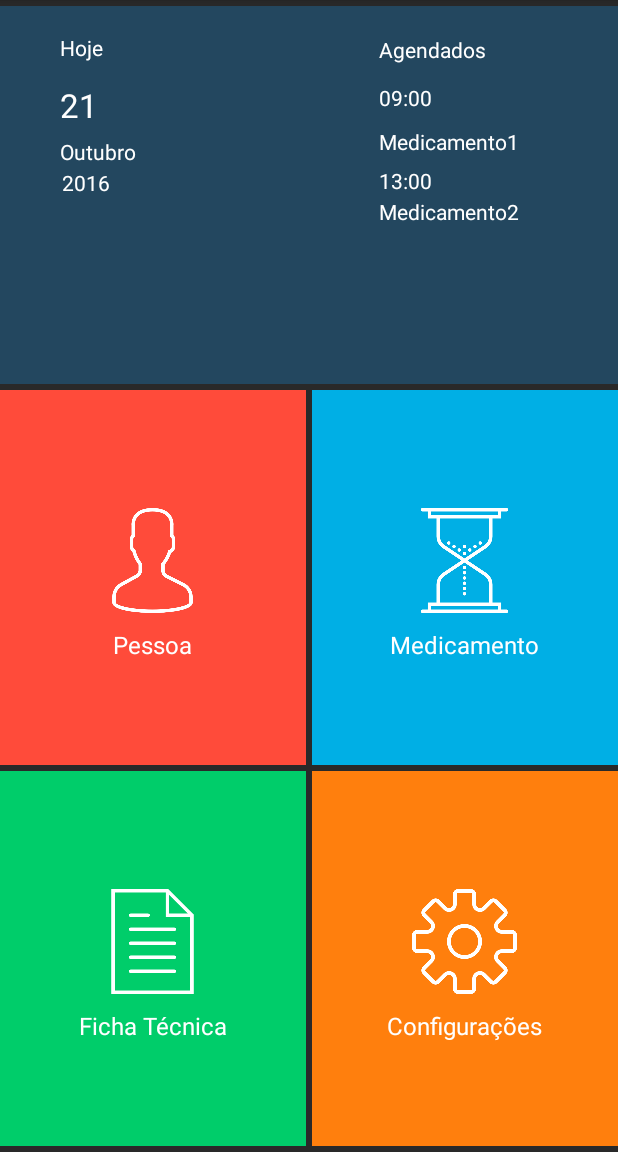
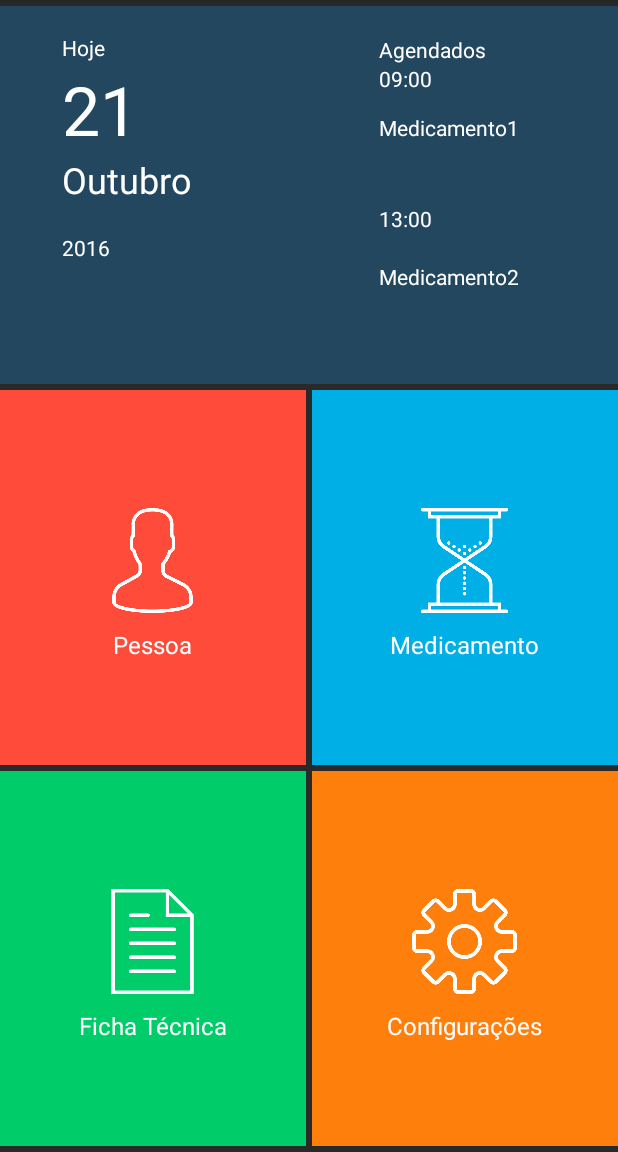
Before and after one commit to felipsimoes/nossaSaude, an Android app: the MainActivity screen opened directly, with no data from a screen before it, on a phone screen of 412 x 824 dp, the part 84-1236 px from its top. Run offline under Robolectric (Android 15) with nearby library versions, the light colour scheme and no system bars.

```diff
--- a/app/build.gradle
+++ b/app/build.gradle
@@ -5,7 +5,7 @@ android {
     compileSdkVersion 24
     buildToolsVersion "25.0.0"
     defaultConfig {
-        applicationId "com.example.diegogaldino.nossasaudeapp"
+        applicationId "com.example.app.nossasaudeapp"
         minSdkVersion 15
         targetSdkVersion 24
         versionCode 1
--- a/app/src/main/res/layout/activity_main.xml
+++ b/app/src/main/res/layout/activity_main.xml
@@ -24,113 +24,110 @@
 
         <RelativeLayout
             android:id="@+id/login"
-            android:layout_weight="1"
             android:layout_width="match_parent"
             android:layout_height="0dp"
-            android:background="@color/colorBackRet"
-            android:layout_marginBottom="4dp">
+            android:layout_marginBottom="4dp"
+            android:layout_weight="1"
+            android:background="@color/colorBackRet">
 
             <TextView
-                android:text="Outubro"
+                android:id="@+id/txtmesM"
                 android:layout_width="wrap_content"
                 android:layout_height="wrap_content"
-                android:layout_alignParentTop="true"
-                android:layout_alignParentLeft="true"
-                android:layout_alignParentStart="true"
-                android:layout_marginLeft="40dp"
-                android:layout_marginStart="40dp"
-                android:layout_marginTop="87dp"
-                android:id="@+id/textView2"
+                android:layout_alignLeft="@+id/txtdiaM"
+                android:layout_alignStart="@+id/txtdiaM"
+                android:layout_below="@+id/txtdiaM"
+                android:text="@string/outubro"
+                android:textAppearance="@style/TextAppearance.AppCompat.Headline"
                 android:textColor="@android:color/white" />
 
             <TextView
-                android:text="Hoje"
+                android:id="@+id/textView"
                 android:layout_width="wrap_content"
                 android:layout_height="wrap_content"
+                android:layout_alignLeft="@+id/txtmesM"
+                android:layout_alignParentTop="true"
+                android:layout_alignStart="@+id/txtmesM"
                 android:layout_marginTop="18dp"
-                android:id="@+id/textView"
-                android:textColor="@android:color/white"
-                android:layout_alignParentTop="true"
-                android:layout_alignLeft="@+id/textView2"
-                android:layout_alignStart="@+id/textView2" />
-
-            <TextView
-                android:text="21"
-                android:layout_width="wrap_content"
-                android:layout_height="wrap_content"
-                android:layout_marginTop="14dp"
-                android:id="@+id/textView3"
-                android:layout_below="@+id/textView"
-                android:layout_alignLeft="@+id/textView"
-                android:layout_alignStart="@+id/textView"
-                android:textAppearance="@style/TextAppearance.AppCompat.Large"
+                android:text="@string/hoje"
                 android:textColor="@android:color/white" />
 
             <TextView
-                android:text="2016"
+                android:id="@+id/txtdiaM"
                 android:layout_width="wrap_content"
                 android:layout_height="wrap_content"
-                android:layout_alignParentTop="true"
+                android:layout_alignLeft="@+id/txtanoM"
+                android:layout_alignStart="@+id/txtanoM"
+                android:layout_below="@+id/textView5"
+                android:text="21"
+                android:textAppearance="@style/TextAppearance.AppCompat.Display2"
+                android:textColor="@android:color/white" />
+
+            <TextView
+                android:id="@+id/txtanoM"
+                android:layout_width="wrap_content"
+                android:layout_height="wrap_content"
                 android:layout_alignParentLeft="true"
                 android:layout_alignParentStart="true"
                 android:layout_marginLeft="41dp"
                 android:layout_marginStart="41dp"
-                android:layout_marginTop="108dp"
-                android:id="@+id/textView4"
+                android:text="2016"
+                android:textColor="@android:color/white"
+                android:layout_below="@+id/textView6" />
+
+            <TextView
+                android:id="@+id/textView5"
+                android:layout_width="wrap_content"
+                android:layout_height="wrap_content"
+                android:layout_alignParentEnd="true"
+                android:layout_alignParentRight="true"
+                android:layout_alignParentTop="true"
+                android:layout_marginEnd="88dp"
+                android:layout_marginRight="88dp"
+                android:layout_marginTop="19dp"
+                android:text="Agendados"
                 android:textColor="@android:color/white" />
 
             <TextView
-                android:text="Agendados"
+                android:id="@+id/textView7"
                 android:layout_width="wrap_content"
                 android:layout_height="wrap_content"
-                android:layout_alignParentTop="true"
-                android:layout_alignParentRight="true"
-                android:layout_alignParentEnd="true"
-                android:layout_marginRight="88dp"
-                android:layout_marginEnd="88dp"
-                android:layout_marginTop="19dp"
-                android:id="@+id/textView5"
+                android:layout_alignBaseline="@+id/txtdiaM"
+                android:layout_alignBottom="@+id/txtdiaM"
+                android:layout_alignLeft="@+id/textView9"
+                android:layout_alignStart="@+id/textView9"
+                android:text="Medicamento1"
                 android:textColor="@android:color/white" />
 
             <TextView
-                android:text="Medicamento1"
+                android:id="@+id/textView9"
                 android:layout_width="wrap_content"
                 android:layout_height="wrap_content"
-                android:layout_below="@+id/textView3"
-                android:layout_alignLeft="@+id/textView6"
-                android:layout_alignStart="@+id/textView6"
-                android:id="@+id/textView7"
+                android:layout_alignLeft="@+id/textView5"
+                android:layout_alignStart="@+id/textView5"
+                android:layout_alignTop="@+id/txtdiaM"
+                android:text="09:00"
                 android:textColor="@android:color/white" />
 
             <TextView
-                android:text="09:00"
+                android:id="@+id/textView8"
                 android:layout_width="wrap_content"
                 android:layout_height="wrap_content"
-                android:id="@+id/textView9"
-                android:textColor="@android:color/white"
-                android:layout_alignTop="@+id/textView3"
-                android:layout_alignLeft="@+id/textView5"
-                android:layout_alignStart="@+id/textView5" />
+                android:layout_alignLeft="@+id/textView6"
+                android:layout_alignStart="@+id/textView6"
+                android:layout_below="@+id/txtanoM"
+                android:text="Medicamento2"
+                android:textColor="@android:color/white" />
 
             <TextView
-                android:text="Medicamento2"
+                android:id="@+id/textView6"
                 android:layout_width="wrap_content"
                 android:layout_height="wrap_content"
-                android:id="@+id/textView8"
-                android:textColor="@android:color/white"
-                android:layout_below="@+id/textView4"
-                android:layout_alignLeft="@+id/textView7"
-                android:layout_alignStart="@+id/textView7" />
-
-            <TextView
+                android:layout_alignLeft="@+id/textView9"
+                android:layout_alignStart="@+id/textView9"
+                android:layout_below="@+id/txtmesM"
                 android:text="13:00"
-                android:layout_width="wrap_content"
-                android:layout_height="wrap_content"
-                android:id="@+id/textView6"
-                android:textColor="@android:color/white"
-                android:layout_below="@+id/textView2"
-                android:layout_alignLeft="@+id/textView9"
-                android:layout_alignStart="@+id/textView9" />
+                android:textColor="@android:color/white" />
         </RelativeLayout>
 
         <LinearLayout
@@ -169,7 +166,7 @@
                         android:layout_width="wrap_content"
                         android:layout_height="wrap_content"
                         android:textColor="@android:color/white"
-                        android:text="Pessoa"
+                        android:text="@string/pessoa"
                         style="@android:style/Widget.DeviceDefault.Light.TextView.SpinnerItem" />
 
                 </LinearLayout>
@@ -234,7 +231,7 @@
                         android:layout_width="wrap_content"
                         android:layout_height="wrap_content"
                         android:textColor="@android:color/white"
-                        android:text="Medicamento"
+                        android:text="@string/medicamento"
                         style="@android:style/Widget.DeviceDefault.Light.TextView.SpinnerItem" />
 
                 </LinearLayout>
@@ -262,7 +259,7 @@
                         android:layout_width="wrap_content"
                         android:layout_height="wrap_content"
                         android:textColor="@android:color/white"
-                        android:text="Configurações"
+                        android:text="@string/configura_es"
                         style="@android:style/Widget.DeviceDefault.Light.TextView.SpinnerItem" />
 
                 </LinearLayout>
--- a/app/src/main/res/values/strings.xml
+++ b/app/src/main/res/values/strings.xml
@@ -1,5 +1,10 @@
 <resources>
     <string name="app_name">Nossa Saúde</string>
+    <string name="frequencia">Frequencia</string>
+    <string name="nome_do_medicamento">Nome do Medicamento</string>
+    <string name="pr_ximo">Próximo</string>
+    <string name="quantidade">Quantidade</string>
+    <string name="unidade">Unidade</string>
 
     <string-array name="tipo_remedio_array">
         <item>Capsulas</item>
@@ -17,5 +22,11 @@
         <item>Semanalmente</item>
         <item>Mensalmente</item>
     </string-array>
+    <string name="title_activity_batata">batata</string>
+    <string name="outubro">Outubro</string>
+    <string name="hoje">Hoje</string>
+    <string name="pessoa">Pessoa</string>
+    <string name="medicamento">Medicamento</string>
+    <string name="configura_es">Configurações</string>
 
 </resources>
```
Also changed, not shown: app/src/main/AndroidManifest.xml (+9 -7 lines), app/src/main/java/com/example/app/nossasaudeapp/DadosMedicamentoActivity.java (added, +102 -0 lines), app/src/main/java/com/example/app/nossasaudeapp/DadosPessoaActivity.java (added, +14 -0 lines), app/src/main/java/com/example/app/nossasaudeapp/PessoaActivity.java (+24 -14 lines), app/src/main/java/com/example/app/nossasaudeapp/data/FichaContract.java (deleted, +0 -39 lines), app/src/main/java/com/example/app/nossasaudeapp/data/FichaDbHelper.java (deleted, +0 -25 lines), app/src/main/java/com/example/app/nossasaudeapp/data/Medicamento.java (added, +34 -0 lines), app/src/main/java/com/example/app/nossasaudeapp/data/MedicamentoContract.java (deleted, +0 -8 lines), app/src/main/java/com/example/app/nossasaudeapp/data/Pessoa.java (+11 -0 lines), app/src/main/java/com/example/app/nossasaudeapp/data/PessoaContract.java (deleted, +0 -33 lines), app/src/main/java/com/example/app/nossasaudeapp/data/UsuarioContract.java (deleted, +0 -33 lines), app/src/main/java/com/example/app/nossasaudeapp/data/UsuarioDbHelper.java (deleted, +0 -38 lines), app/src/main/res/layout/activity_login.xml (+48 -21 lines).
